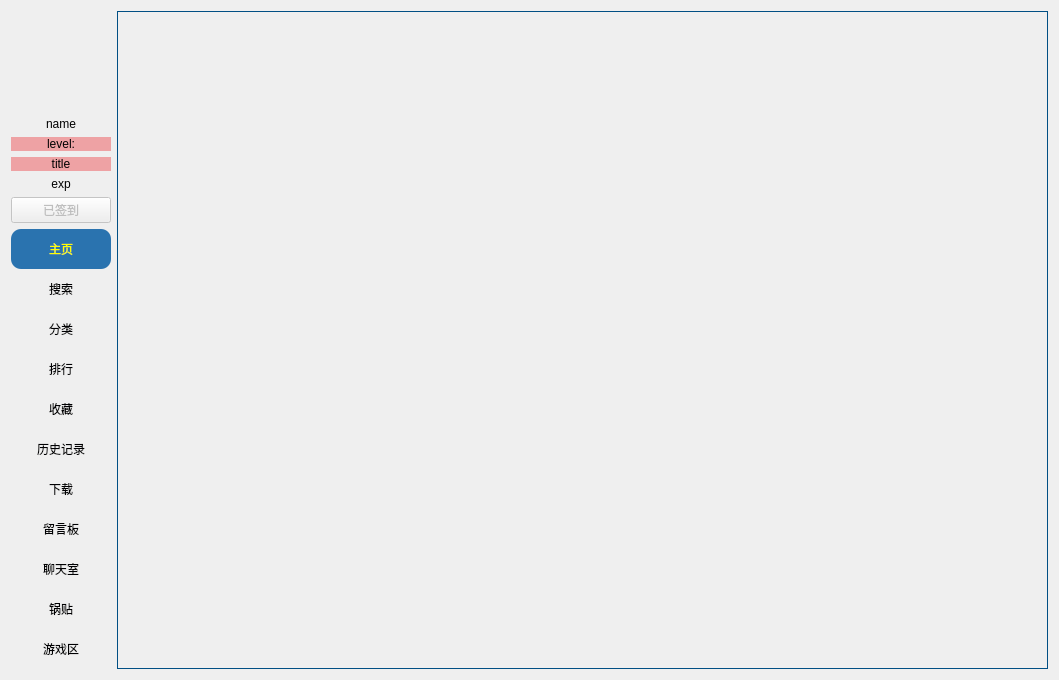
First picture: the form in ui/user.ui, repository tonquer/picacg-qt, before the edit.
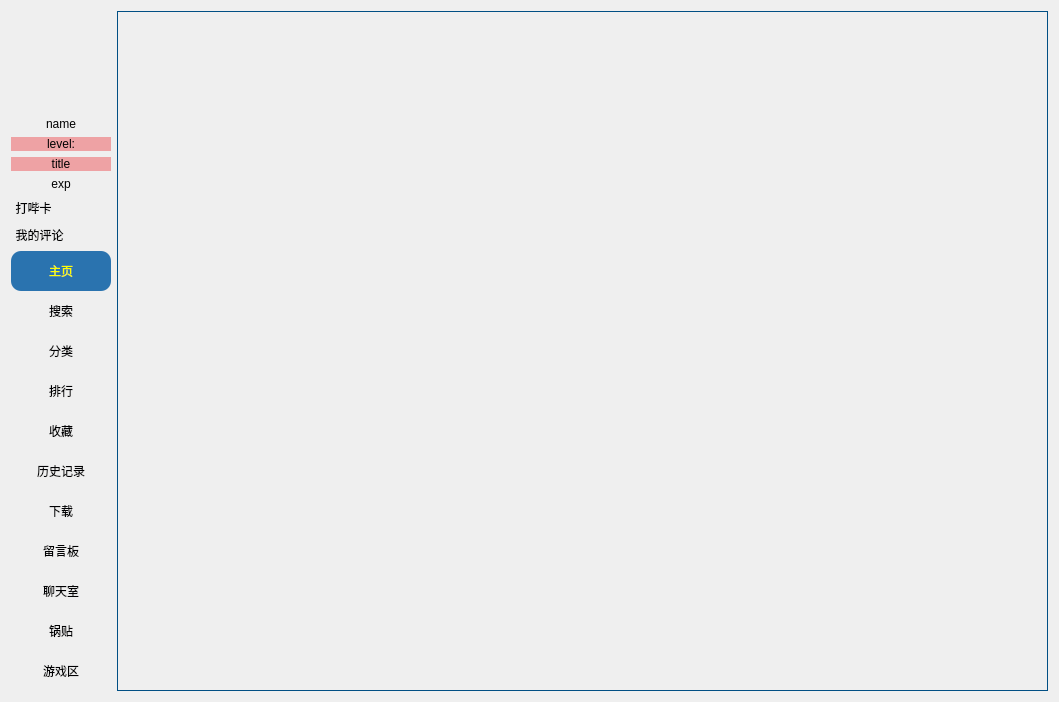
Second picture: the form after the edit. Icons and pictures are not drawn. Custom widgets are drawn as their Qt base class.

Diff of the .ui file:
```diff
--- a/ui/user.ui
+++ b/ui/user.ui
@@ -7,7 +7,7 @@
     <x>0</x>
     <y>0</y>
     <width>1059</width>
-    <height>677</height>
+    <height>702</height>
    </rect>
   </property>
   <property name="minimumSize">
@@ -132,19 +132,73 @@
         </widget>
        </item>
        <item>
-        <widget class="QPushButton" name="signButton">
-         <property name="enabled">
-          <bool>false</bool>
+        <widget class="QToolButton" name="signButton">
+         <property name="styleSheet">
+          <string notr="true">/* 正常时，按钮颜色 */
+QToolButton{
+    background:transparent;
+    color: rgb(0, 0, 2);
+    border-style: outset;
+    border-color: beige;
+    border-radius: 10px;
+}
+
+/* 鼠标在按钮上时，按钮颜色 */
+ QToolButton:hover 
+{
+    background-color:rgb(21, 85, 154);
+    border-radius: 10px;
+    color: rgb(0, 0, 0);
+}
+
+ /* 按钮被单击后，按钮颜色 */
+QToolButton:checked {
+    background-color:rgb(42, 115, 175);
+    border-radius: 10px;
+    color: rgb(255, 255, 0);
+}</string>
          </property>
-         <property name="maximumSize">
-          <size>
-           <width>100</width>
-           <height>16777215</height>
-          </size>
+         <property name="text">
+          <string>打哔卡</string>
          </property>
+        </widget>
+       </item>
+       <item>
+        <widget class="QToolButton" name="toolButton11">
+         <property name="styleSheet">
+          <string notr="true">/* 正常时，按钮颜色 */
+QToolButton{
+    background:transparent;
+    color: rgb(0, 0, 2);
+    border-style: outset;
+    border-color: beige;
+    border-radius: 10px;
+}
+
+/* 鼠标在按钮上时，按钮颜色 */
+ QToolButton:hover 
+{
+    background-color:rgb(21, 85, 154);
+    border-radius: 10px;
+    color: rgb(0, 0, 0);
+}
+
+ /* 按钮被单击后，按钮颜色 */
+QToolButton:checked {
+    background-color:rgb(42, 115, 175);
+    border-radius: 10px;
+    color: rgb(255, 255, 0);
+}</string>
+         </property>
          <property name="text">
-          <string>已签到</string>
+          <string>我的评论</string>
          </property>
+         <property name="checkable">
+          <bool>true</bool>
+         </property>
+         <attribute name="buttonGroup">
+          <string notr="true">buttonGroup</string>
+         </attribute>
         </widget>
        </item>
        <item>
```
Left out of the diff: 8 changed lines with no effect on the pictures.
